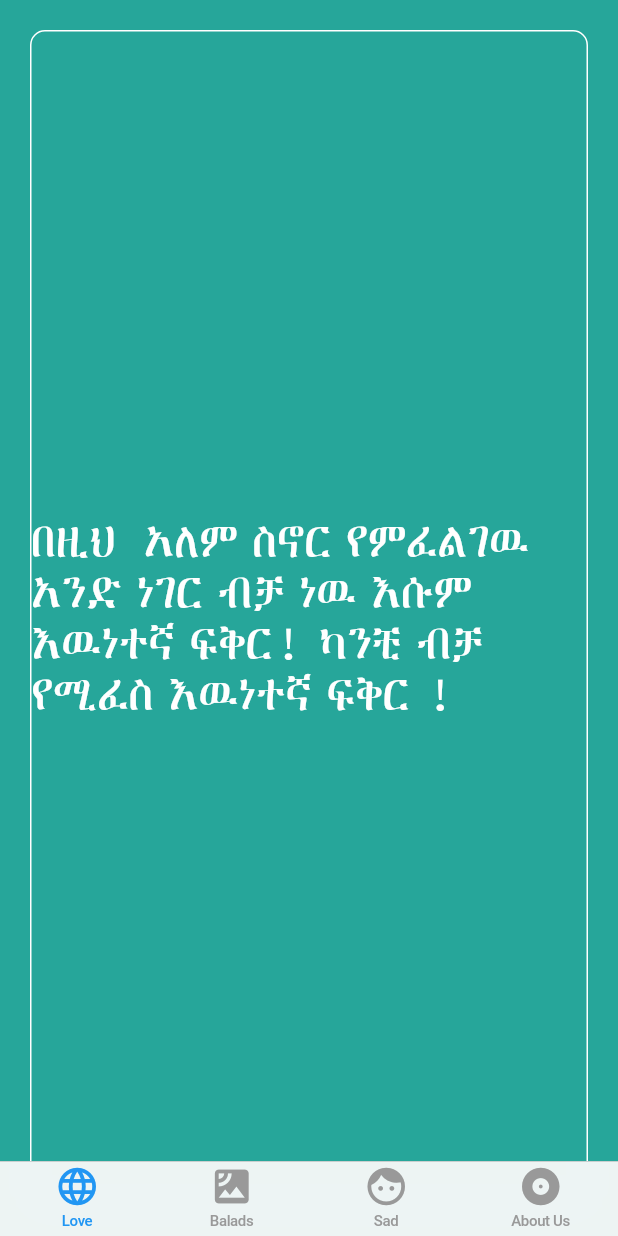
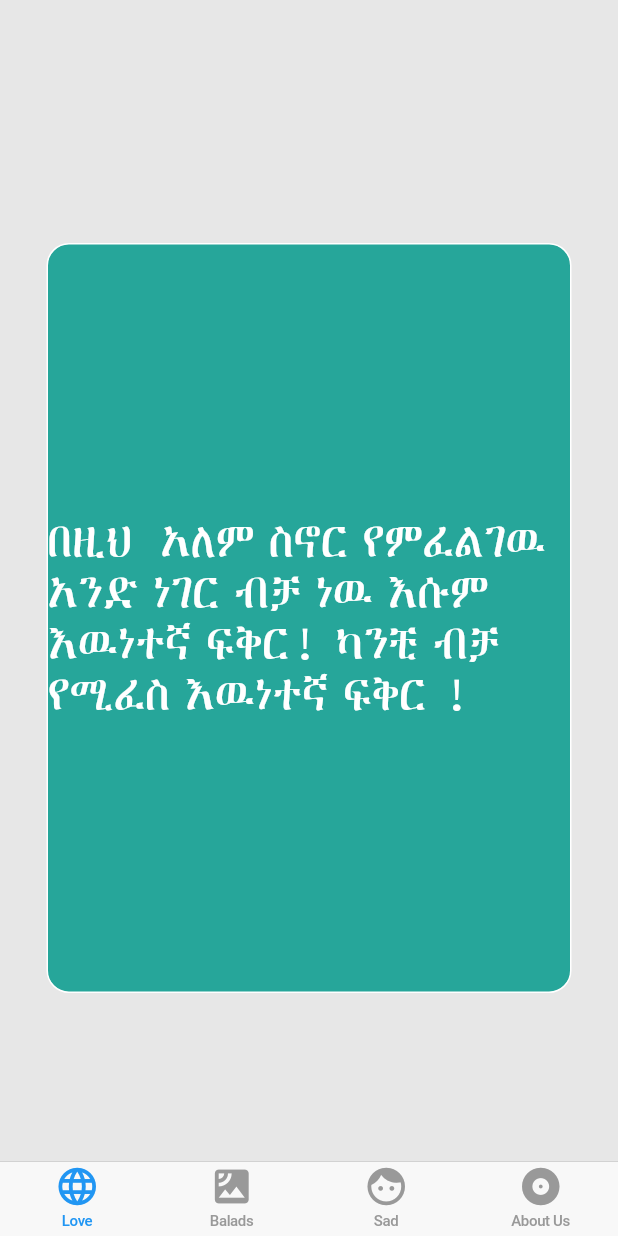
Before and after one commit to hailemix/EnenaAnchi_Flutter, a Flutter app: the screen it shows after launch, on a phone screen of 412 x 824 dp. Run offline on Flutter 3.47's test engine with Material 2 defaults, Android fonts, the phone set to English and light mode, and no system bars; our stand-ins replace simple_animations.

Commit message:
Stack widget is added.

```diff
--- a/lib/main.dart
+++ b/lib/main.dart
@@ -36,6 +36,7 @@ class MyHomePageState extends State<MyHomePage> {
     var finalContent = '';
 
 
+
      @override
   void initState() {
     super.initState();
@@ -52,7 +53,6 @@ class MyHomePageState extends State<MyHomePage> {
   Widget build(BuildContext context) {
 
 
-
     return CupertinoTabScaffold(
       tabBar: CupertinoTabBar(
         items: bottomIcons,
@@ -63,17 +63,30 @@ class MyHomePageState extends State<MyHomePage> {
       ),
        tabBuilder: (BuildContext context, int tabPosition){
 
+
          return CupertinoTabView(
            builder: (BuildContext context){
 
-             return Container(
-               color: containerColor[tabPosition],
+             return Stack(
+              alignment: Alignment.center,
+               children: <Widget>[
+                 Container(
+                   width: 350,
+                   height: 500,
+               decoration: BoxDecoration(
+                 color: containerColor[tabPosition],
+                 border: Border.all(color: Colors.white,style: BorderStyle.solid),
+                 borderRadius: BorderRadius.all(Radius.circular(15.0)),
+                 shape: BoxShape.rectangle
+                 ),
+
           child: FutureBuilder<JsonContent>(
               future: loadContent(),
               builder: (context, snapshot) {
                        if(snapshot.hasData){
                          return PageView.builder(
                               scrollDirection: Axis.horizontal,
+
                           itemBuilder: (context, swipePagePosition){
 
                           switch(tabPosition){
@@ -90,38 +103,22 @@ class MyHomePageState extends State<MyHomePage> {
                             return  AboutUs();
 
                           }
-
-                            return Padding(
-                              padding: const EdgeInsets.all(20.0),
-                              child: Container(
-                                width: 250,
-                                height: 250,
-                                decoration: BoxDecoration(
-                                 shape: BoxShape.rectangle,
-                                 borderRadius: BorderRadius.all(Radius.circular(10.0)),
-                                 border: Border.all(style: BorderStyle.solid,color: Colors.white)
-
-                                ),
-                              child: Center(
+                            return
+                               Center(
                                 child: Text(finalContent ,
                                 style: TextStyle(fontSize: 35.0,decoration: TextDecoration.none,color: Colors.white,
                                 )),
-                              ),
-
-                              ),
-                            );
+                              );
                           },
                          );
                        } else if(snapshot.hasError){
                          return Center(child: Text("${snapshot.error}"));
                        }
                        return Center(child: CircularProgressIndicator());
-
               }
-
-
-
-              ));
+   ))
+               ],
+             );
            },
          );
        },
```
